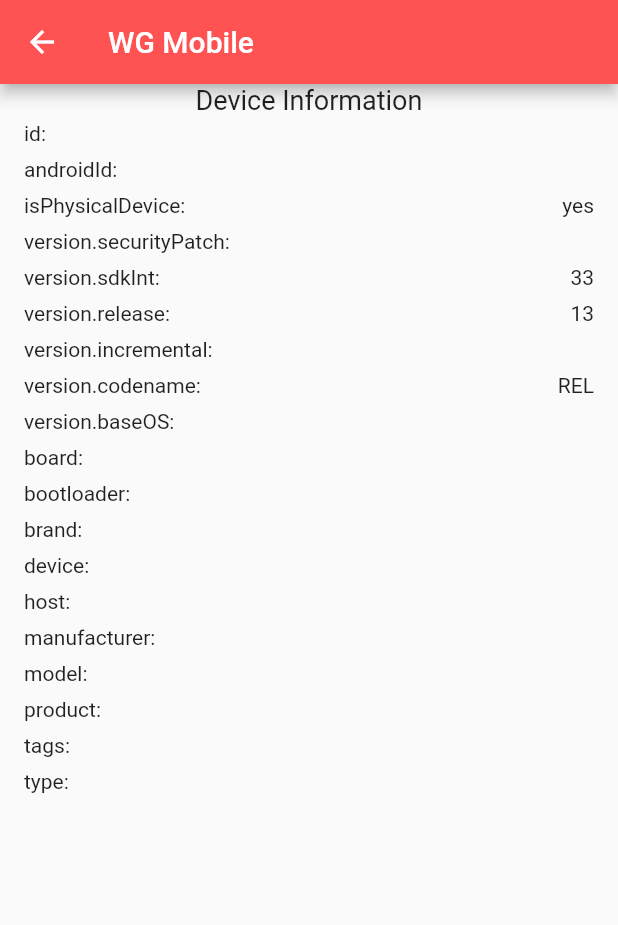
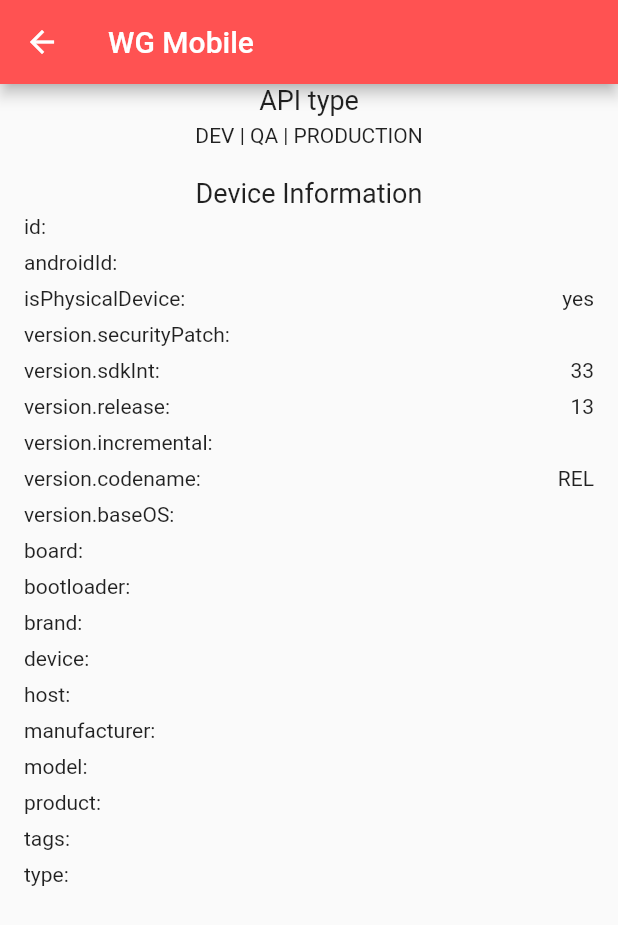
Before and after one commit to rhangad/OPTX-mobile, a Flutter app: the Dashboard screen opened directly, on a phone screen of 412 x 824 dp. Shown: the top 925 px of the screen. Run offline on Flutter 3.47's test engine with Material 2 defaults, Android fonts, the phone set to English and light mode, and no system bars; our stand-ins replace device_info, flutter_screenutil, sqflite; accounts and stored records are empty.

Commit message:
fix ios isPhysicalDevice

```diff
--- a/lib/pages/dashboard.dart
+++ b/lib/pages/dashboard.dart
@@ -8,7 +8,6 @@ import 'package:my_app/utils/device_info.dart';
 import 'package:my_app/widgets/collapsible.dart';
 
 class Dashboard extends StatefulWidget {
-
   static final _deviceInfo = DeviceInfo();
 
   // static final _userProvider = UserProvider();
@@ -18,7 +17,6 @@ class Dashboard extends StatefulWidget {
 }
 
 class _DashboardState extends State<Dashboard> {
-
   Map<String, dynamic> deviceData;
 
   DeviceInfo deviceInfo;
@@ -27,7 +25,7 @@ class _DashboardState extends State<Dashboard> {
 
   // User user = User();
 
-  _DashboardState({ this.deviceInfo });
+  _DashboardState({this.deviceInfo});
 
   @override
   void initState() {
@@ -48,32 +46,6 @@ class _DashboardState extends State<Dashboard> {
     });
   }
 
-  // void createUser() async {
-  //   await userProvider.open();
-
-  //   var user = User();
-
-  //   user.firstname = "Juan";
-  //   user.lastname = "Dela Cruz";
-
-  //   await userProvider.insert(user);
-  //   await userProvider.close();
-  // }
-
-  // void getUser() async {
-  //   await userProvider.open();
-
-  //   var user = await userProvider.getUser(1);
-
-  //   debugPrint(user.firstname);
-
-  //   setState(() {
-  //     this.user = user;
-  //   });
-
-  //   await userProvider.close();
-  // }
-
   @override
   Widget build(BuildContext context) {
     return Scaffold(
@@ -84,23 +56,20 @@ class _DashboardState extends State<Dashboard> {
       body: Center(
           child: Column(
         children: <Widget>[
-          Text("Device Information", style: TextStyle(fontSize: 18),),
+          Text(
+            "API type",
+            style: TextStyle(fontSize: 18),
+          ),
+          SizedBox(height: 5,),
+          Text("DEV | QA | PRODUCTION"),
+          SizedBox(
+            height: 20,
+          ),
+          Text(
+            "Device Information",
+            style: TextStyle(fontSize: 18),
+          ),
           deviceInfoList()
-          // Collapsible(
-          //   title: "General",
-          //   children: <Widget>[
-          //     listItem("Account Number:", "11781"),
-          //     listItem("Name:", "Juan Dela Cruz"),
-          //     listItem("Birthday:", "December 31, 1990"),
-          //     listItem("Last Play Date:", "January 1, 1991"),
-          //     listItem("Host:", "None"),
-          //     listItem("Last Contact:", "None"),
-          //     Text(deviceData.toString()),
-          //     SizedBox(
-          //       height: 20,
-          //     )
-          //   ],
-          // ),
         ],
       )),
     );
@@ -120,13 +89,15 @@ class _DashboardState extends State<Dashboard> {
   }
 
   Widget deviceInfoList() {
-    if(Platform.isAndroid) {
+    if (Platform.isAndroid) {
       return Column(
         children: <Widget>[
           listItem("id:", deviceData["id"]),
           listItem("androidId:", deviceData["androidId"]),
-          listItem("isPhysicalDevice:", deviceData["isPhysicalDevice"] ? "yes" : "no"),
-          listItem("version.securityPatch:", deviceData["version.securityPatch"]),
+          listItem("isPhysicalDevice:",
+              deviceData["isPhysicalDevice"] ? "yes" : "no"),
+          listItem(
+              "version.securityPatch:", deviceData["version.securityPatch"]),
           listItem("version.sdkInt:", deviceData["version.sdkInt"].toString()),
           listItem("version.release:", deviceData["version.release"]),
           listItem("version.incremental:", deviceData["version.incremental"]),
@@ -144,7 +115,7 @@ class _DashboardState extends State<Dashboard> {
           listItem("type:", deviceData["type"]),
         ],
       );
-    } else if(Platform.isIOS) {
+    } else if (Platform.isIOS) {
       return Column(
         children: <Widget>[
           listItem("name:", deviceData["name"]),
@@ -153,7 +124,7 @@ class _DashboardState extends State<Dashboard> {
           listItem("model:", deviceData["model"]),
           listItem("localizedModel:", deviceData["localizedModel"]),
           listItem("identifierForVendor:", deviceData["identifierForVendor"]),
-          listItem("isPhysicalDevice:", deviceData["isPhysicalDevice"]),
+          listItem("isPhysicalDevice:", deviceData["isPhysicalDevice"] ? "yes" : "no"),
           listItem("utsname.sysname:", deviceData["utsname.sysname"]),
           listItem("utsname.nodename:", deviceData["utsname.nodename"]),
           listItem("utsname.release:", deviceData["utsname.release"]),
@@ -164,5 +135,4 @@ class _DashboardState extends State<Dashboard> {
     }
     return Text("Unsupported Device");
   }
-
 }
```
